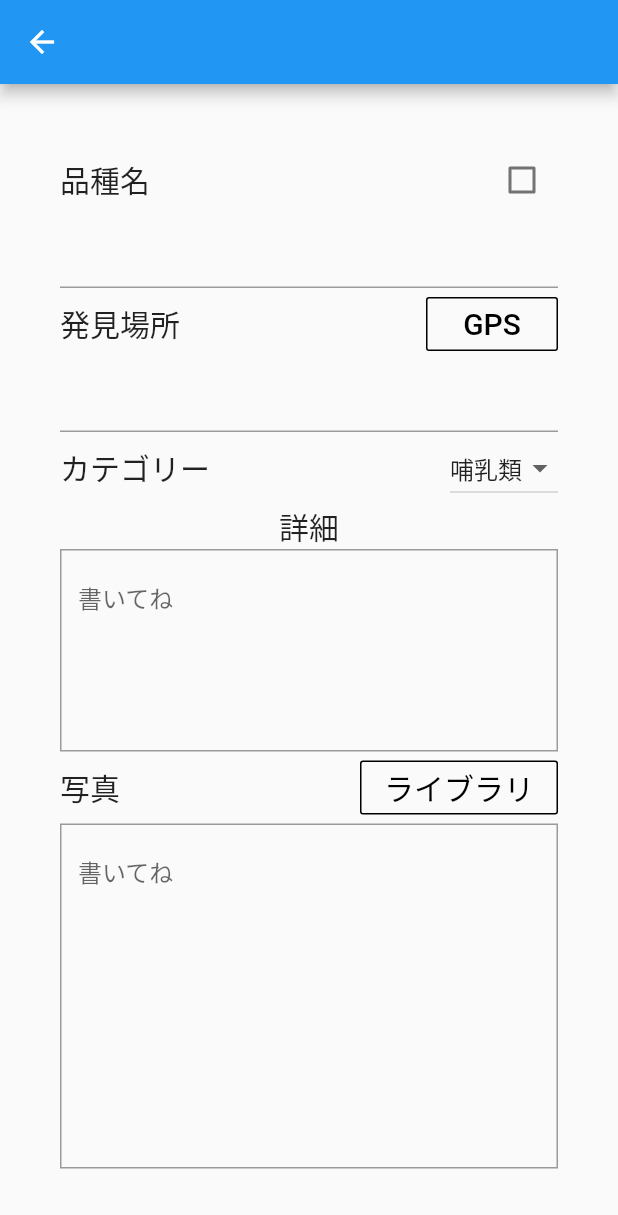
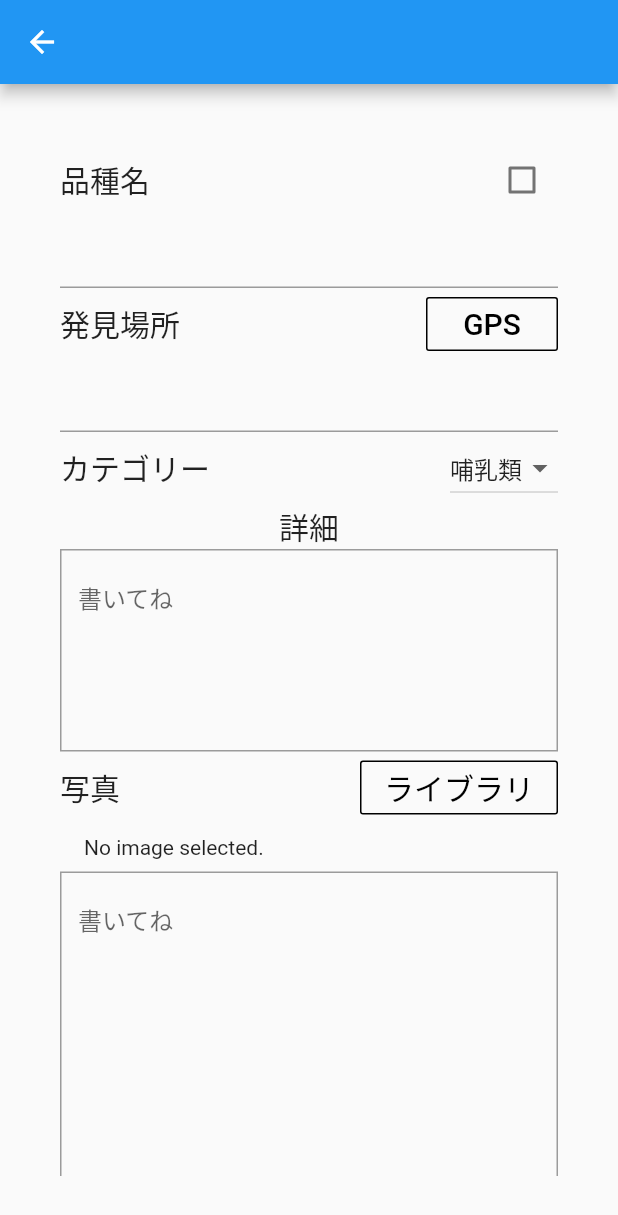
Before and after one commit to SSugimura/HakutakuZoo, a Flutter app: the screen it shows after launch, on a phone screen of 412 x 824 dp. Shown: the top 1215 px of the screen. Run offline on Flutter 3.47's test engine with Material 2 defaults, Android fonts, the phone set to English and light mode, and no system bars; our stand-ins replace image_picker.

Commit message:
imagepicker sdk unknown errorで死んだ 一旦放置

```diff
--- a/lib/main.dart
+++ b/lib/main.dart
@@ -1,8 +1,6 @@
 import 'package:flutter/material.dart';
-//import 'package:flutter/rendering.dart';
-//import 'package:flutter/foundation.dart';
 import 'dart:io';
-//import 'package:image_picker/image_picker.dart';
+import 'package:image_picker/image_picker.dart';
 
 //アプリ実行したらMyAppクラスを読み込む
 void main() {
@@ -34,7 +32,7 @@ class MyHomePage extends StatefulWidget {
 }
 
 class _MyHomePageState extends State<MyHomePage> {
-//  File _image;                     //ライブラリ
+  File _image;                     //ライブラリ
 //  final picker = ImagePicker();
 
   final _locationMap = {
@@ -230,15 +228,15 @@ class _MyHomePageState extends State<MyHomePage> {
                       ],
                     ),
 
-//                    Padding(
-//                      padding: const EdgeInsets.all(8.0),
-//                      child: Container(
-//                          width: 300,
-//                          child: _image == null
-//                              ? Text('No image selected.')
-//                              : Image.file(_image)
-//                      ),
-//                    ),
+                    Padding(
+                      padding: const EdgeInsets.all(8.0),
+                      child: Container(
+                          width: 300,
+                          child: _image == null
+                              ? Text('No image selected.')
+                              : Image.file(_image)
+                      ),
+                    ),
 
                     TextField(
                       decoration: InputDecoration(
--- a/pubspec.yaml
+++ b/pubspec.yaml
@@ -28,6 +28,7 @@ dependencies:
   # The following adds the Cupertino Icons font to your application.
   # Use with the CupertinoIcons class for iOS style icons.
   cupertino_icons: ^1.0.0
+  image_picker: ^0.6.7+11
 
 dev_dependencies:
   flutter_test:
```
